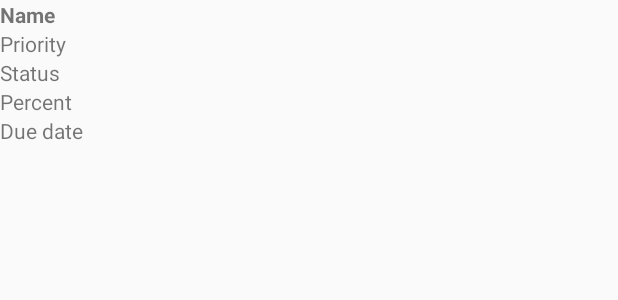
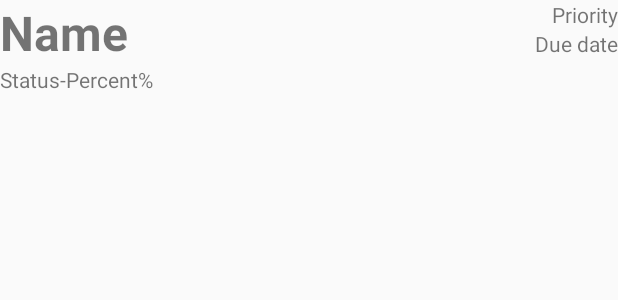
Before and after one commit to TienVNguyen/ToDoAppProject, an Android app: the layout list_tasks_item.xml on its own in the app's theme, with its tools: preview values and no code run, on a phone screen of 412 x 824 dp. Shown: the top 300 px of the screen. Run offline under Robolectric (Android 15) with nearby library versions, the phone set to English and light mode, and no system bars; plain views replace workinfo.

Commit message:
Updated Project
- Updated UI/UX, color
- Fixed some bugs

```diff
--- a/app/src/main/java/com/training/tiennguyen/todoappproject/activities/AddActivity.java
+++ b/app/src/main/java/com/training/tiennguyen/todoappproject/activities/AddActivity.java
@@ -177,6 +177,7 @@ public class AddActivity extends AppCompatActivity {
             model.setmPriority(spinnerPriority.getSelectedItem().toString());
             model.setmStatus(spinnerStatus.getSelectedItem().toString());
             model.setmPercent(seekBarPercent.getProgress());
+            model.setmCompleted(checkBoxCompleted.isChecked());
             model.setmCreatedDate(date);
             model.setmUpdatedDate(date);
             model.setmStartedDate(DateUtils.getDateFromDatePicker(datePickerStartedDate));
--- a/app/src/main/res/layout/activity_main.xml
+++ b/app/src/main/res/layout/activity_main.xml
@@ -35,6 +35,6 @@
         android:layout_height="wrap_content"
         android:layout_gravity="bottom|end"
         android:layout_margin="@dimen/fab_margin"
-        app:srcCompat="@android:drawable/ic_menu_add" />
+        app:srcCompat="@android:drawable/ic_input_add" />
 
 </android.support.design.widget.CoordinatorLayout>
--- a/app/src/main/res/layout/content_main.xml
+++ b/app/src/main/res/layout/content_main.xml
@@ -31,6 +31,7 @@
         android:layout_width="wrap_content"
         android:layout_height="wrap_content"
         android:text="@string/text_empty_list"
+        android:textAllCaps="true"
         android:textColor="@color/colorRed"
         android:textSize="@dimen/text_empty_list"
         android:textStyle="bold|italic"
--- a/app/src/main/res/layout/list_tasks_item.xml
+++ b/app/src/main/res/layout/list_tasks_item.xml
@@ -5,39 +5,63 @@
   ~ Written by TienVNguyen <tien.workinfo@gmail.com - tien.workinfo@icloud.com>, October 2015
   -->
 
-<LinearLayout xmlns:android="http://schemas.android.com/apk/res/android"
+<RelativeLayout xmlns:android="http://schemas.android.com/apk/res/android"
     android:layout_width="match_parent"
-    android:layout_height="match_parent"
-    android:orientation="vertical">
+    android:layout_height="match_parent">
 
     <TextView
         android:id="@+id/listItemTxtName"
         android:layout_width="wrap_content"
         android:layout_height="wrap_content"
         android:text="@string/text_name"
+        android:textSize="@dimen/text_bold"
         android:textStyle="bold" />
 
     <TextView
         android:id="@+id/listItemTxtPriority"
         android:layout_width="wrap_content"
         android:layout_height="wrap_content"
+        android:layout_alignParentEnd="true"
+        android:layout_alignParentRight="true"
         android:text="@string/text_priority" />
 
     <TextView
         android:id="@+id/listItemTxtStatus"
         android:layout_width="wrap_content"
         android:layout_height="wrap_content"
+        android:layout_below="@+id/listItemTxtName"
         android:text="@string/text_status" />
+
+    <TextView
+        android:id="@+id/listItemTxtSeparate"
+        android:layout_width="wrap_content"
+        android:layout_height="wrap_content"
+        android:layout_below="@+id/listItemTxtName"
+        android:layout_toRightOf="@id/listItemTxtStatus"
+        android:text="@string/text_separate" />
 
     <TextView
         android:id="@+id/listItemTxtPercent"
         android:layout_width="wrap_content"
         android:layout_height="wrap_content"
+        android:layout_below="@+id/listItemTxtName"
+        android:layout_toRightOf="@+id/listItemTxtSeparate"
         android:text="@string/text_percent" />
+
+    <TextView
+        android:id="@+id/listItemTxtSeparatePercent"
+        android:layout_width="wrap_content"
+        android:layout_height="wrap_content"
+        android:layout_below="@+id/listItemTxtName"
+        android:layout_toRightOf="@+id/listItemTxtPercent"
+        android:text="@string/text_percent_char" />
 
     <TextView
         android:id="@+id/listItemTxtDueDate"
         android:layout_width="wrap_content"
         android:layout_height="wrap_content"
+        android:layout_alignParentEnd="true"
+        android:layout_alignParentRight="true"
+        android:layout_below="@id/listItemTxtPriority"
         android:text="@string/text_due_date" />
-</LinearLayout>
+</RelativeLayout>
--- a/app/src/main/res/values/colors.xml
+++ b/app/src/main/res/values/colors.xml
@@ -11,4 +11,6 @@
     <color name="colorAccent">#FF4081</color>
     <color name="colorGray">#444440</color>
     <color name="colorRed">#F44336</color>
+    <color name="colorLime">#CDDC39</color>
+    <color name="colorCyan">#00BCD4</color>
 </resources>
--- a/app/src/main/res/values/dimens.xml
+++ b/app/src/main/res/values/dimens.xml
@@ -10,5 +10,6 @@
     <dimen name="activity_horizontal_margin">16dp</dimen>
     <dimen name="activity_vertical_margin">16dp</dimen>
     <dimen name="fab_margin">16dp</dimen>
-    <dimen name="text_empty_list">32sp</dimen>
+    <dimen name="text_bold">32sp</dimen>
+    <dimen name="text_empty_list">64sp</dimen>
 </resources>
--- a/app/src/main/res/values/strings.xml
+++ b/app/src/main/res/values/strings.xml
@@ -21,6 +21,8 @@
     <string name="text_completed">Completed</string>
     <string name="text_started_date">Started date</string>
     <string name="text_due_date">Due date</string>
+    <string name="text_separate"> - </string>
+    <string name="text_percent_char">%</string>
     <string name="edt_name_error_empty">Name is required</string>
     <string name="error_add">Add Error</string>
     <string name="error_edit">Edit Error</string>
```
Also changed, not shown: app/src/main/AndroidManifest.xml (+10 -3 lines), app/src/main/java/com/training/tiennguyen/todoappproject/activities/EditOrRemoveActivity.java (+6 -1 lines), app/src/main/java/com/training/tiennguyen/todoappproject/activities/MainActivity.java (+8 -9 lines), app/src/main/java/com/training/tiennguyen/todoappproject/adapters/TaskAdapter.java (+20 -3 lines), app/src/main/java/com/training/tiennguyen/todoappproject/databases/TaskDBHelper.java (+14 -4 lines), 4 other files.
